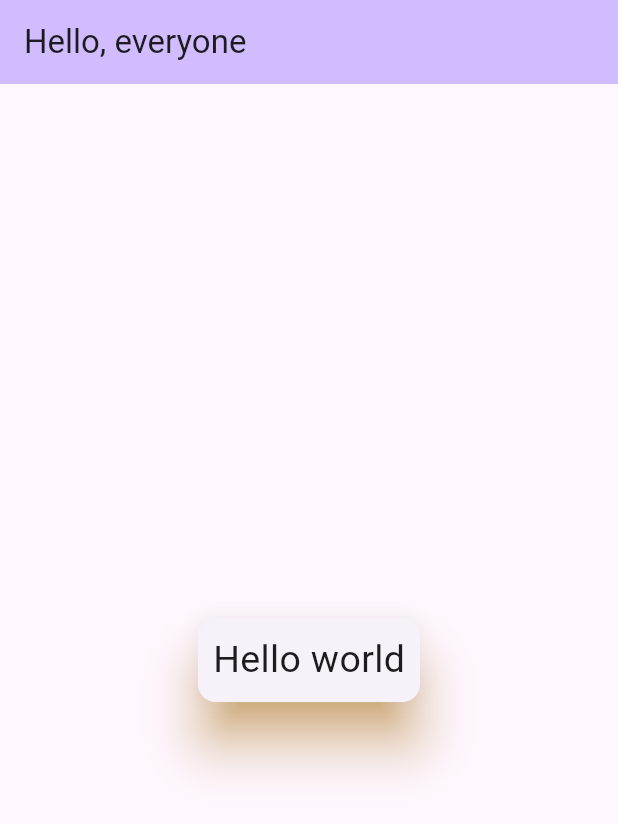
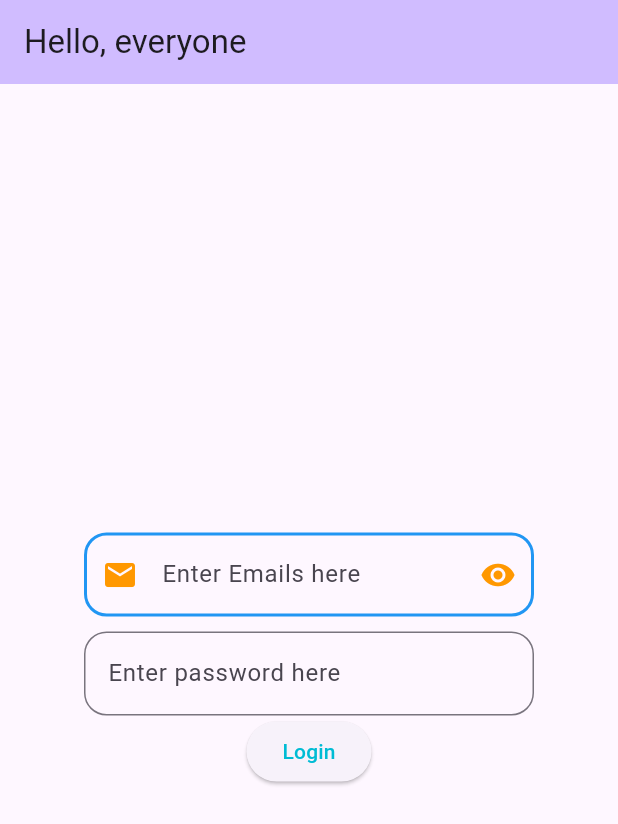
Before and after one commit to AM1T-44/Flutter-Learning-2, a Flutter app: the screen it shows after launch, on a phone screen of 412 x 824 dp. Shown: the top 824 px of the screen. Run offline on Flutter 3.47's test engine with Material 3 defaults, Android fonts, the phone set to English and light mode, and no system bars.

Commit message:
User input

```diff
--- a/flutter_learn_2/lib/main.dart
+++ b/flutter_learn_2/lib/main.dart
@@ -1,4 +1,5 @@
 import 'package:flutter/material.dart';
+import 'package:flutter/rendering.dart';
 
 void main() {
   runApp(const MyApp());
@@ -27,6 +28,9 @@ class MyHomePage extends StatefulWidget {
 }
 
 class _MyHomePageState extends State<MyHomePage> {
+  var emailText = TextEditingController();
+  var passText = TextEditingController();
+
   @override
   Widget build(BuildContext context) {
     return Scaffold(
@@ -35,17 +39,72 @@ class _MyHomePageState extends State<MyHomePage> {
           title: Text(widget.title),
         ),
         body: Center(
-        child: Card(
-            elevation: 15,
-            shadowColor: Colors.amber.shade700,
-            child: Padding(
-              padding: const EdgeInsets.all(10),
+          child: Container(
+            width: 300,
+            child: Column(
+              mainAxisAlignment: MainAxisAlignment.center,
+              children: [
+                TextField(
+                  //enabled: false,
+                  keyboardType: TextInputType.emailAddress,
+                  controller: emailText,
+                  decoration: InputDecoration(
+                    hintText: "Enter Emails here",
+                    focusedBorder: OutlineInputBorder(
+                        borderRadius: BorderRadius.circular(15),
+                        borderSide:
+                            BorderSide(color: Colors.deepOrange, width: 2)),
+                    enabledBorder: OutlineInputBorder(
+                        borderRadius: BorderRadius.circular(15),
+                        borderSide: BorderSide(color: Colors.blue, width: 2)),
+                    disabledBorder: OutlineInputBorder(
+                        borderRadius: BorderRadius.circular(15),
+                        borderSide: BorderSide(color: Colors.black, width: 2)),
+                    //suffixText: "Email",
+                    suffixIcon: IconButton(
+                        onPressed: () {},
+                        icon: Icon(
+                          Icons.remove_red_eye,
+                          color: Colors.orange,
+                        )),
+                    prefixIcon: Icon(
+                      Icons.email,
+                      color: Colors.orange,
+                    ),
+                  ),
+                ),
+                Container(
+                  height: 10,
+                ),
+                TextField(
+                  controller: passText,
+                  obscureText: true,
+                  obscuringCharacter: '*',
+                  cursorColor: Colors.amber.shade600,
+                  decoration: InputDecoration(
+                    hintText: 'Enter password here',
+                    border: OutlineInputBorder(
+                        borderRadius: BorderRadius.circular(15),
+                        borderSide: BorderSide(
+                          color: Colors.deepOrange,
+                        )),
+                    //focusedBorder:
+                  ),
+                ),
+                ElevatedButton(
+                    onPressed: () {
+                      String uEmail = emailText.text.toString();
+                      String uPass = passText.text;
+
+                      print('Email: $uEmail \nPassword: $uPass');
+                    },
                     child: Text(
-                "Hello world",
-                style: TextStyle(fontSize: 25),
+                      'Login',
+                      style: TextStyle(color: Colors.cyan),
+                    )),
+              ],
             ),
-            )),
           ),
-    );
+        ));
   }
 }
```
Lines whose indentation alone changed are shown as unchanged.
